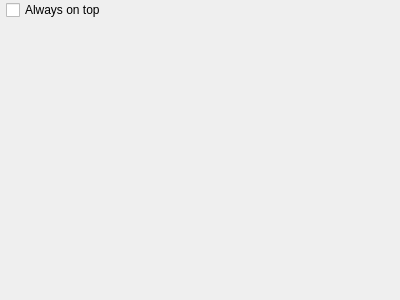
This is cfg_advanced.ui in KDE/kruler as Qt 5 draws it before an edit. The edited form follows.
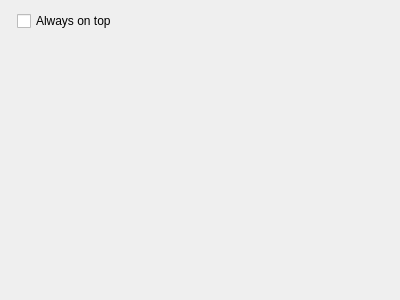
This is the edited form.

Diff of the .ui file:
```diff
--- a/cfg_advanced.ui
+++ b/cfg_advanced.ui
@@ -14,9 +14,6 @@
    <property name="fieldGrowthPolicy" >
     <enum>QFormLayout::ExpandingFieldsGrow</enum>
    </property>
-   <property name="margin" >
-    <number>0</number>
-   </property>
    <item row="2" column="1" >
     <widget class="QCheckBox" name="kcfg_AlwaysOnTop" >
      <property name="toolTip" >
```
